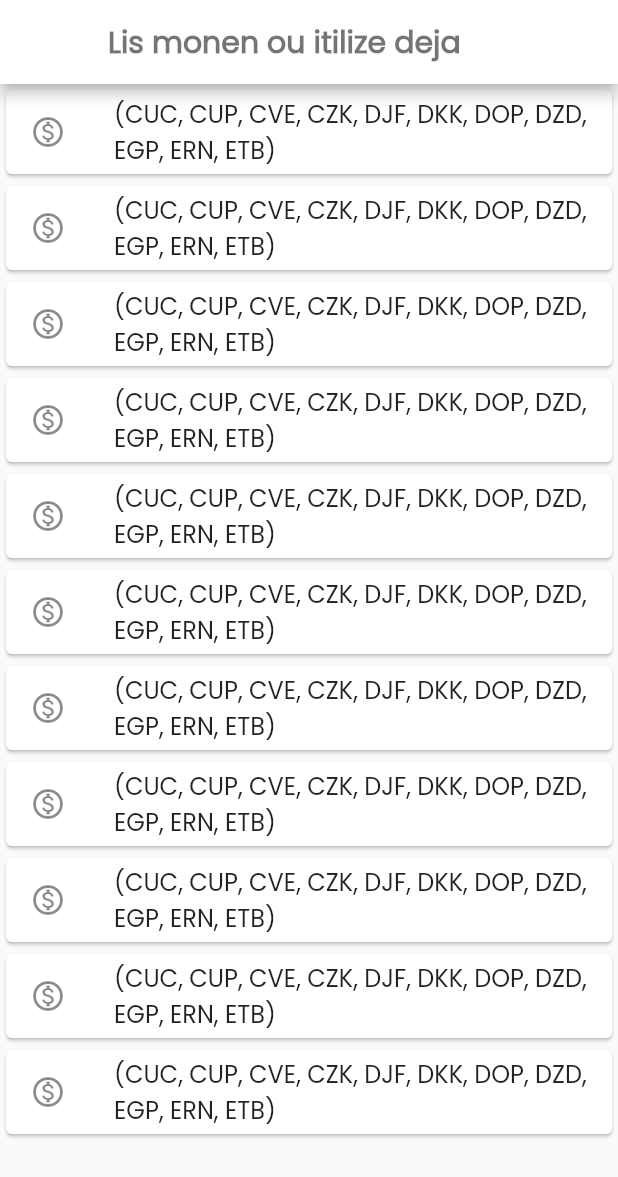
After one commit to hankakee/chanjelajan, a Flutter app: the LisMonen screen opened directly, on a phone screen of 412 x 824 dp. The commit adds this screen. Shown: the top 1177 px of the screen. Run offline on Flutter 3.47's test engine with Material 2 defaults, Android fonts, the phone set to English and light mode, and no system bars; our stand-ins replace flutter_secure_storage; accounts and stored records are empty; network calls fail.

```diff
--- /dev/null
+++ b/lib/screens/lismonen.dart
@@ -0,0 +1,74 @@
+import 'package:flutter/material.dart';
+
+class LisMonen extends StatefulWidget {
+  const LisMonen({Key? key}) : super(key: key);
+
+  @override
+  State<LisMonen> createState() => _LisMonenState();
+}
+
+class _LisMonenState extends State<LisMonen> {
+  var infoLismonnen = {
+    "CUC": "Cuban Convertible Peso",
+    "CUP": "Cuban Peso",
+    "CVE": "Cape Verdean Escudo",
+    "CZK": "Czech Republic Koruna",
+    "DJF": "Djiboutian Franc",
+    "DJF": "Djiboutian Franc",
+    "DJF": "Djiboutian Franc",
+    "DJF": "Djiboutian Franc",
+    "DJF": "Djiboutian Franc",
+    "DJF": "Djiboutian Franc",
+    "DJF": "Djiboutian Franc",
+    "DJF": "Djiboutian Franc",
+    "DJF": "Djiboutian Franc",
+    "DJF": "Djiboutian Franc",
+    "DJF": "Djiboutian Franc",
+    "DJF": "Djiboutian Franc",
+    "DJF": "Djiboutian Franc",
+    "DJF": "Djiboutian Franc",
+    "DJF": "Djiboutian Franc",
+    "DKK": "Danish Krone",
+    "DOP": "Dominican Peso",
+    "DZD": "Algerian Dinar",
+    "EGP": "Egyptian Pound",
+    "ERN": "Eritrean Nakfa",
+    "ETB": "Ethiopian Birr"
+  };
+  @override
+  Widget build(BuildContext context) {
+    return Scaffold(
+      appBar: AppBar(
+        backgroundColor: Colors.white,
+        title: Text(
+          "Lis monen ou itilize deja",
+          style: TextStyle(color: Colors.black54, fontWeight: FontWeight.bold),
+        ),
+      ),
+      body: Container(
+        width: double.infinity,
+        // margin: const EdgeInsets.only(top: 20.0),
+        // color: Colors.red,
+        // decoration: BoxDecoration(
+        //     gradient:LinearGradient(
+        //   colors: [Color(0xffe91e63), Color(0xff9c27b0)],
+        //   begin: Alignment.topLeft,
+        //   end: Alignment.bottomRight,
+        // )),
+        height: MediaQuery.of(context).size.height,
+        child: ListView(
+          children: List.generate(
+              infoLismonnen.length,
+              (index) => Card(
+                    child: ListTile(
+                      leading: Icon(Icons.monetization_on_outlined),
+                      title: Text(
+                        infoLismonnen.keys.toString(),
+                      ),
+                    ),
+                  )),
+        ),
+      ),
+    );
+  }
+}
--- a/lib/service/api.dart
+++ b/lib/service/api.dart
@@ -12,6 +12,7 @@ class APIService {
         },
       );
       if (response.statusCode == 200) {
+        print('Api called brother');
         return response.body;
       } else {
         print("Gen erè ki pase");
```
Also changed, not shown: lib/main.dart (+65 -188 lines), lib/service/storage.dart (added, +20 -0 lines), lib/screens/convertslist.dart (added).
